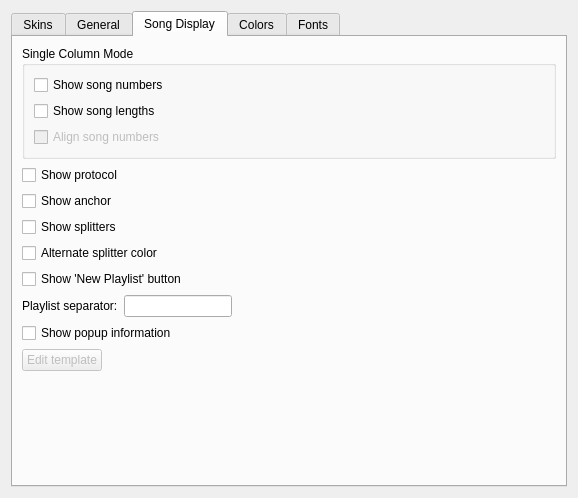
Before: the Qt Designer form src/plugins/Ui/skinned/forms/skinnedsettings.ui in prinsbert/qmmp-dev, drawn with Qt 5.
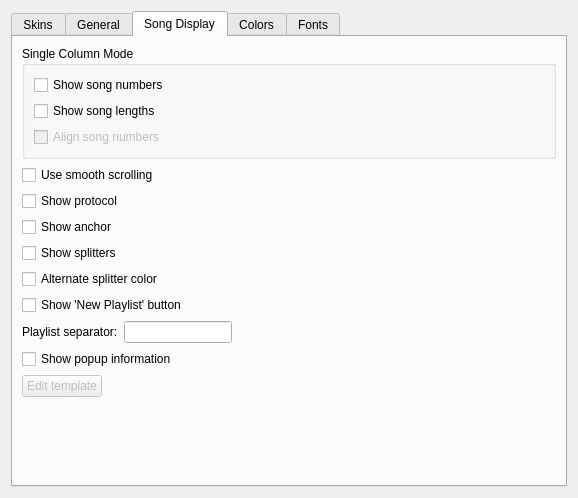
After: the same form once the commit is applied. The open tabs and pages were chosen to show the change. Icons and pictures are not drawn. Custom widgets are drawn as their Qt base class.

Commit message: skinned: added smooth scrolling

```diff
--- a/src/plugins/Ui/skinned/forms/skinnedsettings.ui
+++ b/src/plugins/Ui/skinned/forms/skinnedsettings.ui
@@ -288,6 +288,13 @@
          </layout>
         </widget>
        </item>
+       <item>
+        <widget class="QCheckBox" name="smoothScrollingCheckBox">
+         <property name="text">
+          <string>Use smooth scrolling</string>
+         </property>
+        </widget>
+       </item>
        <item>
         <widget class="QCheckBox" name="protocolCheckBox">
          <property name="text">
```
The commit also changes 4 other files.
